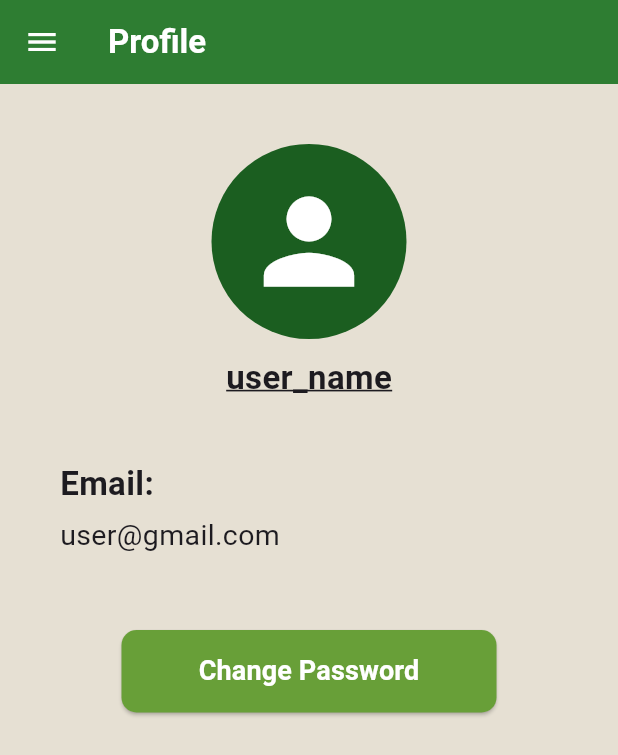
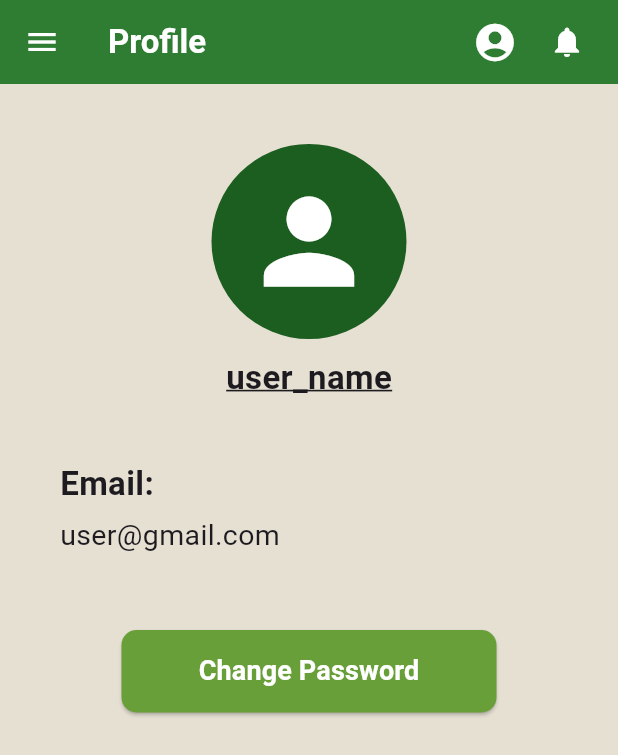
Before and after one commit to LeenSabri/Usability-Project, a Flutter app: the HomeScreen screen opened directly, in the side drawer, after a tap on "Parent Profile", on a phone screen of 412 x 824 dp. Shown: the top 755 px of the screen. Run offline on Flutter 3.47's test engine with Material 3 defaults, Android fonts, the phone set to English and light mode, and no system bars.

Commit message:
Create Bar Screen

```diff
--- /dev/null
+++ b/lib/app_bar.dart
@@ -0,0 +1,59 @@
+import 'package:flutter/material.dart';
+import 'profile_screen.dart';
+import 'notifications_screen.dart';
+
+class CustomAppBar extends StatelessWidget implements PreferredSizeWidget {
+  final String title;
+
+  const CustomAppBar({super.key, required this.title});
+
+  @override
+  Widget build(BuildContext context) {
+    return AppBar(
+      backgroundColor: const Color(0xFF2E7D32),
+      elevation: 0,
+      centerTitle: false,
+
+      leading: IconButton(
+        icon: const Icon(Icons.menu, color: Colors.white),
+        onPressed: () {
+          Scaffold.of(context).openDrawer();
+        },
+      ),
+      title: Text(
+        title,
+        style: const TextStyle(
+          color: Colors.white,
+          fontWeight: FontWeight.bold,
+          fontSize: 22,
+        ),
+      ),
+      actions: [
+        IconButton(
+          icon: const Icon(Icons.account_circle, color: Colors.white, size: 30),
+          onPressed: () {
+            Navigator.push(
+              context,
+              MaterialPageRoute(builder: (context) => const ProfilePage()),
+            );
+          },
+        ),
+        IconButton(
+          icon: const Icon(Icons.notifications, color: Colors.white),
+          onPressed: () {
+            Navigator.push(
+              context,
+              MaterialPageRoute(
+                builder: (context) => const NotificationsScreen(),
+              ),
+            );
+          },
+        ),
+        const SizedBox(width: 10),
+      ],
+    );
+  }
+
+  @override
+  Size get preferredSize => const Size.fromHeight(kToolbarHeight);
+}
--- a/lib/home_screen.dart
+++ b/lib/home_screen.dart
@@ -5,6 +5,7 @@ import 'link_child_screen.dart';
 import 'notifications_screen.dart';
 import 'about_us_screen.dart';
 import 'profile_screen.dart';
+import 'app_bar.dart';
 
 class HomeScreen extends StatelessWidget {
   const HomeScreen({super.key});
@@ -14,44 +15,7 @@ class HomeScreen extends StatelessWidget {
     return Scaffold(
       backgroundColor: const Color(0xFFE8E2D2),
       drawer: const SideMenu(),
-      appBar: AppBar(
-        backgroundColor: const Color(0xFF2E7D32),
-        elevation: 0,
-        leading: Builder(
-          builder: (context) => IconButton(
-            icon: const Icon(Icons.menu, color: Colors.white, size: 30),
-            onPressed: () => Scaffold.of(context).openDrawer(),
-          ),
-        ),
-        title: const Text(
-          "Home",
-          style: TextStyle(
-            color: Colors.white,
-            fontSize: 24,
-            fontWeight: FontWeight.bold,
-          ),
-        ),
-        actions: [
-          const Icon(Icons.account_circle, color: Colors.white, size: 35),
-          const SizedBox(width: 15),
-          IconButton(
-            icon: const Icon(
-              Icons.notifications,
-              color: Colors.white,
-              size: 30,
-            ),
-            onPressed: () {
-              Navigator.push(
-                context,
-                MaterialPageRoute(
-                  builder: (context) => const NotificationsScreen(),
-                ),
-              );
-            },
-          ),
-          const SizedBox(width: 15),
-        ],
-      ),
+      appBar: const CustomAppBar(title: "Home"),
       body: Padding(
         padding: const EdgeInsets.all(20.0),
         child: GridView.count(
@@ -110,7 +74,6 @@ class HomeScreen extends StatelessWidget {
             MaterialPageRoute(builder: (context) => destination),
           );
         } else if (label == "Log Out") {
-          // إذا كان الزر هو تسجيل الخروج، يعود لصفحة الدخول
           Navigator.of(context).popUntil((route) => route.isFirst);
         }
       },
--- a/lib/main.dart
+++ b/lib/main.dart
@@ -92,7 +92,7 @@ class LoginScreen extends StatelessWidget {
                             ),
                           ),
                           child: const Text(
-                            "Login",
+                            "Sign In",
                             style: TextStyle(color: Colors.white, fontSize: 18),
                           ),
                         ),
--- a/lib/profile_screen.dart
+++ b/lib/profile_screen.dart
@@ -1,6 +1,7 @@
 import 'package:flutter/material.dart';
 import 'side_menu.dart';
 import 'change_password_screen.dart';
+import 'app_bar.dart';
 
 class ProfilePage extends StatelessWidget {
   const ProfilePage({super.key});
@@ -10,20 +11,8 @@ class ProfilePage extends StatelessWidget {
     return Scaffold(
       backgroundColor: const Color(0xFFE6E0D3),
       drawer: SideMenu(),
-      appBar: AppBar(
-        backgroundColor: const Color(0xFF2E7D32),
-        elevation: 0,
-        leading: Builder(
-          builder: (context) => IconButton(
-            icon: const Icon(Icons.menu, color: Colors.white),
-            onPressed: () => Scaffold.of(context).openDrawer(),
-          ),
-        ),
-        title: const Text(
-          "Profile",
-          style: TextStyle(color: Colors.white, fontWeight: FontWeight.bold),
-        ),
-      ),
+      appBar: const CustomAppBar(title: "Profile"),
+
       body: SizedBox(
         width: double.infinity,
         child: Column(
```
Also changed, not shown: lib/about_us_screen.dart (+8 -20 lines), lib/change_password_screen.dart (+2 -13 lines), lib/children_information_screen.dart (+21 -24 lines), lib/link_child_screen.dart (+11 -26 lines), lib/notifications_screen.dart (+2 -24 lines).
